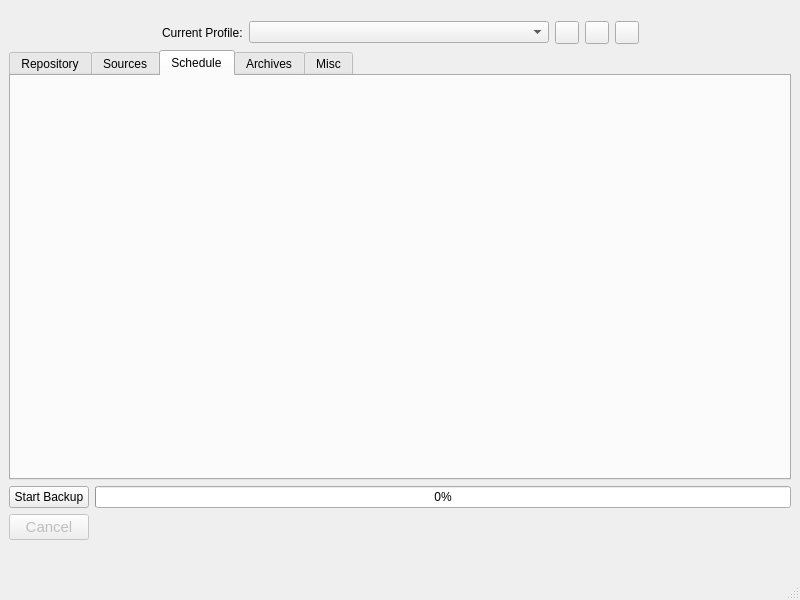
Old version of the form src/vorta/assets/UI/mainwindow.ui in the repository borgbase/vorta.
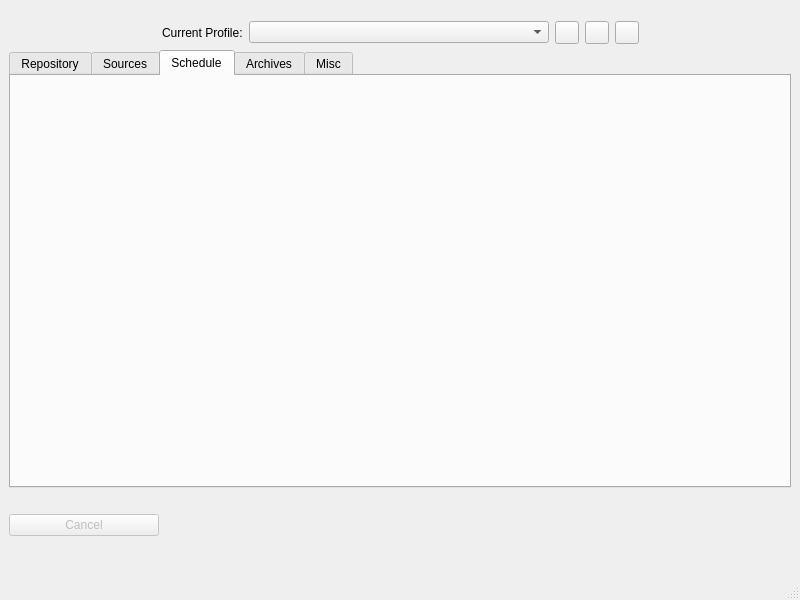
New version of the form.

Commit message: Improved progress updates. By @SergioRAgostinho

What changed in the file:
```diff
--- a/src/vorta/assets/UI/mainwindow.ui
+++ b/src/vorta/assets/UI/mainwindow.ui
@@ -159,6 +159,38 @@
     </item>
     <item>
      <layout class="QGridLayout" name="gridLayout">
+      <item row="1" column="0" alignment="Qt::AlignTop">
+       <widget class="QPushButton" name="cancelButton">
+        <property name="enabled">
+         <bool>false</bool>
+        </property>
+        <property name="minimumSize">
+         <size>
+          <width>150</width>
+          <height>0</height>
+         </size>
+        </property>
+        <property name="autoFillBackground">
+         <bool>false</bool>
+        </property>
+        <property name="text">
+         <string>Cancel</string>
+        </property>
+        <property name="flat">
+         <bool>false</bool>
+        </property>
+       </widget>
+      </item>
+      <item row="0" column="1">
+       <widget class="QLabel" name="progressText">
+        <property name="sizePolicy">
+         <sizepolicy hsizetype="Expanding" vsizetype="Preferred">
+          <horstretch>0</horstretch>
+          <verstretch>0</verstretch>
+         </sizepolicy>
+        </property>
+       </widget>
+      </item>
       <item row="1" column="1" alignment="Qt::AlignTop">
        <widget class="QLabel" name="createProgressText">
         <property name="sizePolicy">
@@ -173,11 +205,6 @@
           <height>55</height>
          </size>
         </property>
-        <property name="font">
-         <font>
-          <pointsize>11</pointsize>
-         </font>
-        </property>
         <property name="text">
          <string/>
         </property>
@@ -189,90 +216,6 @@
         </property>
        </widget>
       </item>
-      <item row="1" column="0" alignment="Qt::AlignTop">
-       <widget class="QPushButton" name="cancelButton">
-        <property name="enabled">
-         <bool>false</bool>
-        </property>
-        <property name="font">
-         <font>
-          <pointsize>11</pointsize>
-         </font>
-        </property>
-        <property name="autoFillBackground">
-         <bool>false</bool>
-        </property>
-        <property name="text">
-         <string>Cancel</string>
-        </property>
-        <property name="flat">
-         <bool>false</bool>
-        </property>
-       </widget>
-      </item>
-      <item row="0" column="1">
-       <widget class="QProgressBar" name="createProgress">
-        <property name="enabled">
-         <bool>true</bool>
-        </property>
-        <property name="palette">
-         <palette>
-          <active>
-           <colorrole role="Highlight">
-            <brush brushstyle="SolidPattern">
-             <color alpha="255">
-              <red>255</red>
-              <green>151</green>
-              <blue>41</blue>
-             </color>
-            </brush>
-           </colorrole>
-          </active>
-          <inactive>
-           <colorrole role="Highlight">
-            <brush brushstyle="SolidPattern">
-             <color alpha="255">
-              <red>255</red>
-              <green>151</green>
-              <blue>41</blue>
-             </color>
-            </brush>
-           </colorrole>
-          </inactive>
-          <disabled>
-           <colorrole role="Highlight">
-            <brush brushstyle="SolidPattern">
-             <color alpha="255">
-              <red>220</red>
-              <green>220</green>
-              <blue>220</blue>
-             </color>
-            </brush>
-           </colorrole>
-          </disabled>
-         </palette>
-        </property>
-        <property name="value">
-         <number>0</number>
-        </property>
-        <property name="textVisible">
-         <bool>true</bool>
-        </property>
-       </widget>
-      </item>
-      <item row="0" column="0">
-       <widget class="QPushButton" name="createStartBtn">
-        <property name="enabled">
-         <bool>true</bool>
-        </property>
-        <property name="text">
-         <string>Start Backup</string>
-        </property>
-        <property name="checkable">
-         <bool>false</bool>
-        </property>
-       </widget>
-      </item>
      </layout>
     </item>
    </layout>
```
Left out of the diff: 3 changed lines with no effect on the pictures. The commit also changes 19 other files.
